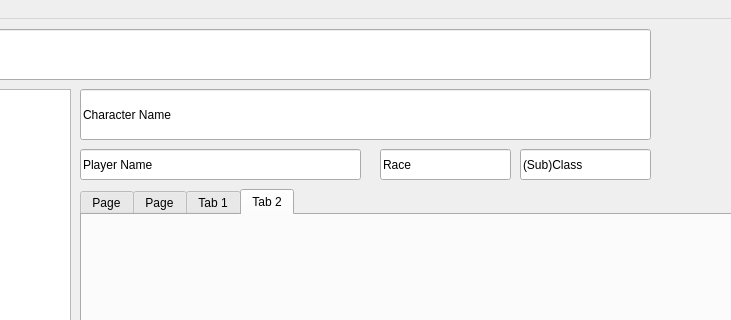
Old version of the form dmanager.ui in the repository mng-25/DungeonManager; both pictures show x 260 to 991 and y 0 to 320 of the 1124 by 843 pixel window.
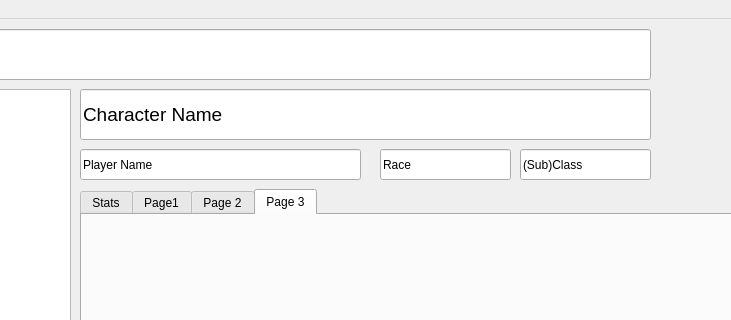
New version of the form. The open tabs and pages were chosen to show the change.

Commit message: Added debug message function

```diff
--- a/dmanager.ui
+++ b/dmanager.ui
@@ -43,22 +43,22 @@
     </property>
     <widget class="QWidget" name="tab_4">
      <attribute name="title">
-      <string>Page</string>
+      <string>Stats</string>
      </attribute>
     </widget>
     <widget class="QWidget" name="tab_3">
      <attribute name="title">
-      <string>Page</string>
+      <string>Page1</string>
      </attribute>
     </widget>
     <widget class="QWidget" name="tab">
      <attribute name="title">
-      <string>Tab 1</string>
+      <string>Page 2</string>
      </attribute>
     </widget>
     <widget class="QWidget" name="tab_2">
      <attribute name="title">
-      <string>Tab 2</string>
+      <string>Page 3</string>
      </attribute>
     </widget>
    </widget>
@@ -97,6 +97,11 @@
       <height>51</height>
      </rect>
     </property>
+    <property name="font">
+     <font>
+      <pointsize>14</pointsize>
+     </font>
+    </property>
     <property name="text">
      <string>Character Name</string>
     </property>
```
Left out of the diff: 34 changed lines with no effect on the pictures. The commit also changes 2 other files.
